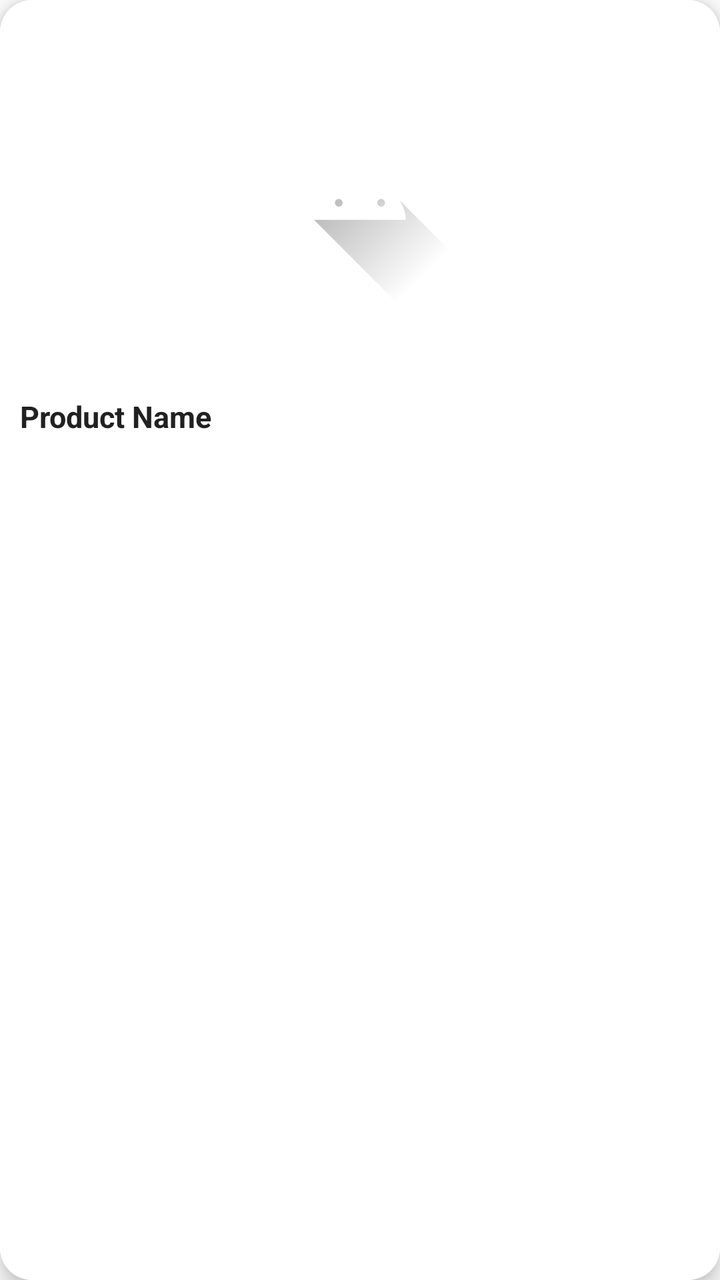
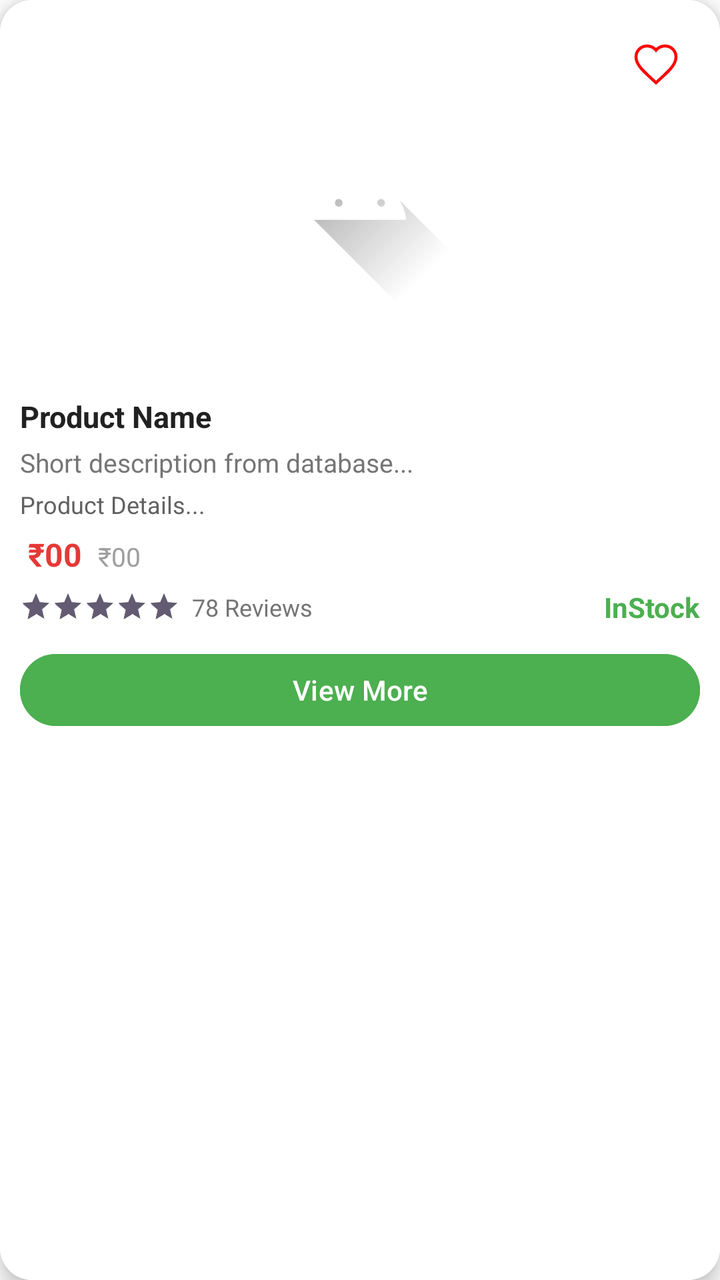

Two renders of the same Android screen: before a commit and after it. Below are the layout's source before the change and the commit's diff.
<!-- AndroidManifest.xml: application theme Theme.BulkAgrochem -->
<!-- res/layout/item_product_horizontal.xml -->
<?xml version="1.0" encoding="utf-8"?>
<androidx.cardview.widget.CardView
    xmlns:android="http://schemas.android.com/apk/res/android"
    xmlns:app="http://schemas.android.com/apk/res-auto"
    android:layout_width="250dp"
    android:layout_height="wrap_content"
    android:layout_margin="8dp"
    android:clickable="true"
    android:focusable="true"
    android:background="#FFFFFF"
    android:foreground="?attr/selectableItemBackground"
    app:cardCornerRadius="16dp"
    app:cardElevation="6dp">

    <LinearLayout
        android:layout_width="match_parent"
        android:layout_height="match_parent"
        android:background="#FFFFFF"
        android:orientation="vertical"
        android:padding="10dp">

        
        <FrameLayout
            android:layout_width="match_parent"
            android:layout_height="180dp">

            
            <ImageView
                android:id="@+id/imgProduct"
                android:layout_width="match_parent"
                android:layout_height="match_parent"
                android:scaleType="centerInside"
                android:src="@drawable/ic_launcher_foreground" />

            
            <TextView
                android:id="@+id/txtDiscount"
                android:layout_width="wrap_content"
                android:layout_height="wrap_content"
                android:layout_marginTop="6dp"
                android:background="@drawable/bg_discount"
                android:padding="4dp"
                android:text="10% OFF"
                android:textColor="#FFFFFF"
                android:textSize="10sp"
                android:visibility="gone" />
        </FrameLayout>

        
        <TextView
            android:id="@+id/txtProductName"
            android:layout_width="match_parent"
            android:layout_height="match_parent"
            android:layout_marginTop="8dp"
            android:ellipsize="end"
            android:maxLines="1"
            android:text="Product Name"
            android:textColor="#212121"
            android:textSize="15sp"
            android:textStyle="bold" />

        
        <TextView
            android:id="@+id/txtDescription"
            android:layout_width="match_parent"
            android:layout_height="wrap_content"
            android:layout_marginTop="4dp"
            android:ellipsize="end"
            android:maxLines="2"
            android:text="Short description from database..."
            android:textColor="#757575"
            android:textSize="13sp" />

        
        <TextView
            android:id="@+id/txtDetails"
            android:layout_width="match_parent"
            android:layout_height="wrap_content"
            android:layout_marginTop="4dp"
            android:ellipsize="end"
            android:maxLines="3"
            android:text="Product Details..."
            android:textColor="#616161"
            android:textSize="12sp" />

        
        <LinearLayout
            android:layout_width="wrap_content"
            android:layout_height="wrap_content"
            android:layout_marginTop="6dp"
            android:orientation="horizontal">

            <TextView
                android:id="@+id/txtProductPrice"
                android:layout_width="wrap_content"
                android:layout_height="wrap_content"
                android:layout_marginEnd="8dp"
                android:text=" ₹00"
                android:textColor="#E53935"
                android:textSize="16sp"
                android:textStyle="bold" />

            <TextView
                android:id="@+id/txtOriginalPrice"
                android:layout_width="wrap_content"
                android:layout_height="wrap_content"
                android:text="₹00"
                android:textColor="#9E9E9E"
                android:textSize="13sp" />



        </LinearLayout>

        
        <LinearLayout
            android:layout_width="match_parent"
            android:layout_height="wrap_content"
            android:layout_marginTop="6dp"
            android:gravity="center_vertical"
            android:orientation="horizontal">

            
            <RatingBar
                android:id="@+id/ratingBar"
                style="?android:attr/ratingBarStyleSmall"
                android:layout_width="wrap_content"
                android:layout_height="wrap_content"
                android:isIndicator="true"
                android:numStars="5"
                android:rating="5"
                android:stepSize="0.5" />

            <TextView
                android:id="@+id/txtReviews"
                android:layout_width="wrap_content"
                android:layout_height="wrap_content"
                android:layout_marginStart="6dp"
                android:text="78 Reviews"
                android:textColor="#757575"
                android:textSize="12sp" />

            
            <View
                android:layout_width="0dp"
                android:layout_height="0dp"
                android:layout_weight="1" />

            <TextView
                android:id="@+id/txtStock"
                android:layout_width="wrap_content"
                android:layout_height="wrap_content"
                android:text="InStock"
                android:textColor="#4CAF50"
                android:textStyle="bold" />

        </LinearLayout>



        
        <Button
            android:id="@+id/ViewDetailBtn"
            android:layout_width="match_parent"
            android:layout_height="44dp"
            android:layout_marginTop="10dp"
            android:backgroundTint="#4CAF50"
            android:text="View More"
            android:textColor="#FFFFFF" />

    </LinearLayout>

</androidx.cardview.widget.CardView>
<!-- resources referenced by this layout -->
<resources>
  <!-- drawable bg_discount (drawable) -->
  <shape xmlns:android="http://schemas.android.com/apk/res/android">
      <solid android:color="#D32F2F"/>
      <corners android:radius="6dp"/>
  </shape>
  <!-- drawable ic_launcher_foreground (drawable) -->
  <vector xmlns:android="http://schemas.android.com/apk/res/android"
      xmlns:aapt="http://schemas.android.com/aapt"
      android:width="108dp"
      android:height="108dp"
      android:viewportWidth="108"
      android:viewportHeight="108">
      <path android:pathData="M31,63.928c0,0 6.4,-11 12.1,-13.1c7.2,-2.6 26,-1.4 26,-1.4l38.1,38.1L107,108.928l-32,-1L31,63.928z">
          <aapt:attr name="android:fillColor">
              <gradient
                  android:endX="85.84757"
                  android:endY="92.4963"
                  android:startX="42.9492"
                  android:startY="49.59793"
                  android:type="linear">
                  <item
                      android:color="#44000000"
                      android:offset="0.0" />
                  <item
                      android:color="#00000000"
                      android:offset="1.0" />
              </gradient>
          </aapt:attr>
      </path>
      <path
          android:fillColor="#FFFFFF"
          android:fillType="nonZero"
          android:pathData="M65.3,45.828l3.8,-6.6c0.2,-0.4 0.1,-0.9 -0.3,-1.1c-0.4,-0.2 -0.9,-0.1 -1.1,0.3l-3.9,6.7c-6.3,-2.8 -13.4,-2.8 -19.7,0l-3.9,-6.7c-0.2,-0.4 -0.7,-0.5 -1.1,-0.3C38.8,38.328 38.7,38.828 38.9,39.228l3.8,6.6C36.2,49.428 31.7,56.028 31,63.928h46C76.3,56.028 71.8,49.428 65.3,45.828zM43.4,57.328c-0.8,0 -1.5,-0.5 -1.8,-1.2c-0.3,-0.7 -0.1,-1.5 0.4,-2.1c0.5,-0.5 1.4,-0.7 2.1,-0.4c0.7,0.3 1.2,1 1.2,1.8C45.3,56.528 44.5,57.328 43.4,57.328L43.4,57.328zM64.6,57.328c-0.8,0 -1.5,-0.5 -1.8,-1.2s-0.1,-1.5 0.4,-2.1c0.5,-0.5 1.4,-0.7 2.1,-0.4c0.7,0.3 1.2,1 1.2,1.8C66.5,56.528 65.6,57.328 64.6,57.328L64.6,57.328z"
          android:strokeWidth="1"
          android:strokeColor="#00000000" />
  </vector>
  <style name="Theme.BulkAgrochem" parent="Base.Theme.BulkAgrochem" />
  <style name="Base.Theme.BulkAgrochem" parent="Theme.Material3.DayNight.NoActionBar">
          
          <item name="colorPrimary">@color/colorPrimary</item>
          <item name="colorPrimaryVariant">@color/colorPrimaryDark</item>
          <item name="colorOnPrimary">@color/colorOnPrimary</item>
  
          <item name="android:windowBackground">@android:color/white</item>
          <item name="colorSurface">@android:color/white</item>
  
          
          <item name="android:statusBarColor">@android:color/white</item>
          <item name="android:windowLightStatusBar">true</item>
      </style>
  <color name="colorPrimary">@color/orange_brand</color>
  <color name="colorPrimaryDark">@color/black</color>
  <color name="colorOnPrimary">@color/white</color>
  <color name="orange_brand">#FF6A00</color>
  <color name="black">#FF000000</color>
  <color name="white">#FFFFFFFF</color>
</resources>

<!-- the commit's change to res/layout/item_product_horizontal.xml (unified diff, before → after) -->
@@ -44,13 +44,27 @@
                 android:textColor="#FFFFFF"
                 android:textSize="10sp"
                 android:visibility="gone" />
+
+            
+            <ImageButton
+                android:id="@+id/btnWishlist"
+                android:layout_width="36dp"
+                android:layout_height="36dp"
+                android:layout_gravity="top|end"
+                android:layout_margin="4dp"
+                android:background="@android:color/transparent"
+                android:src="@drawable/ic_wishlist_border"
+                android:padding="6dp"
+                android:scaleType="centerInside"
+                android:contentDescription="Add to wishlist" />
+
         </FrameLayout>
 
         
         <TextView
             android:id="@+id/txtProductName"
             android:layout_width="match_parent"
-            android:layout_height="match_parent"
+            android:layout_height="wrap_content"
             android:layout_marginTop="8dp"
             android:ellipsize="end"
             android:maxLines="1"
@@ -108,8 +122,6 @@
                 android:textColor="#9E9E9E"
                 android:textSize="13sp" />
 
-
-
         </LinearLayout>
 
         
@@ -156,8 +168,6 @@
 
         </LinearLayout>
 
-
-
         
         <Button
             android:id="@+id/ViewDetailBtn"
<!-- resource entries referenced after the edit -->
@@ -36,6 +36,18 @@
           android:strokeWidth="1"
           android:strokeColor="#00000000" />
   </vector>
+  <!-- drawable ic_wishlist_border (drawable) -->
+  <vector xmlns:android="http://schemas.android.com/apk/res/android"
+      android:width="24dp"
+      android:height="24dp"
+      android:viewportWidth="24"
+      android:viewportHeight="24">
+    <path
+        android:fillColor="#FFFFFF"
+        android:strokeColor="#FF0000"
+        android:strokeWidth="1.5"
+        android:pathData="M12,21.35L10.55,20.03C5.4,15.36 2,12.27 2,8.5C2,5.41 4.41,3 7.5,3C9.24,3 10.91,3.81 12,5.08C13.09,3.81 14.76,3 16.5,3C19.59,3 22,5.41 22,8.5C22,12.27 18.6,15.36 13.45,20.03L12,21.35Z"/>
+  </vector>
   <style name="Theme.BulkAgrochem" parent="Base.Theme.BulkAgrochem" />
   <style name="Base.Theme.BulkAgrochem" parent="Theme.Material3.DayNight.NoActionBar">
           
